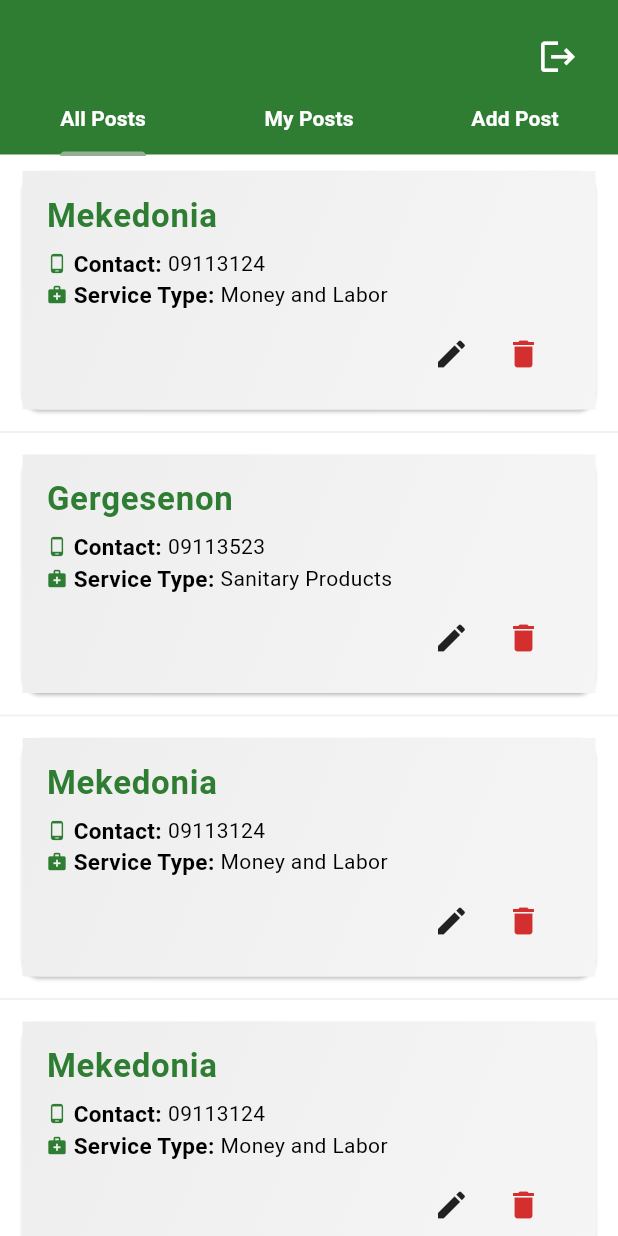
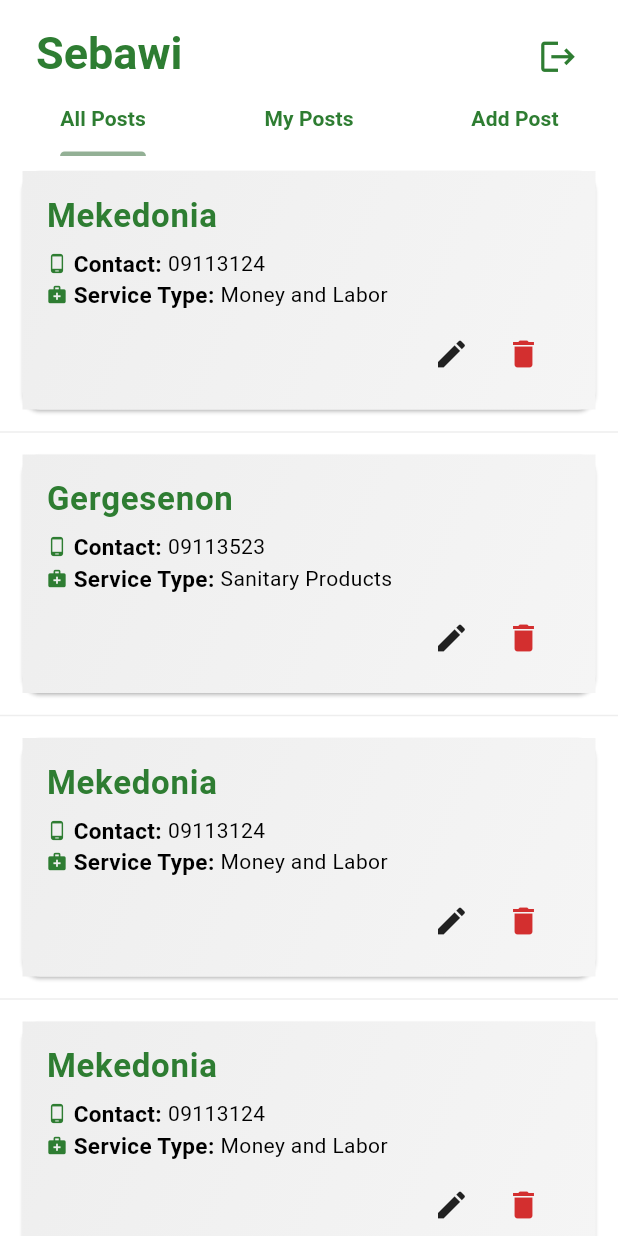
Before and after one commit to Ruhamayohannes/Flutter-2024-Proj-Riverpod, a Flutter app: the AgencyHomePage screen opened by its route, on a phone screen of 412 x 824 dp. Run offline on Flutter 3.47's test engine with Material 3 defaults, Android fonts, the light colour scheme and no system bars; our stand-ins replace flutter_riverpod, go_router.

Commit message:
Appbar fix

```diff
--- a/lib/main.dart
+++ b/lib/main.dart
@@ -152,8 +152,8 @@
           ),
         ),
         appBarTheme: AppBarTheme(
-          backgroundColor: Colors.green[800],
-          foregroundColor: Colors.white,
+          backgroundColor: const Color.fromARGB(255, 255, 255, 255),
+          foregroundColor:  Colors.green.shade800,
         ),
         textButtonTheme: TextButtonThemeData(
           style: TextButton.styleFrom(
--- a/lib/presentation/screens/agency_home.dart
+++ b/lib/presentation/screens/agency_home.dart
@@ -22,23 +22,29 @@
       child: Scaffold(
         appBar: AppBar(
           bottom: TabBar(
-            tabs: const [
+            tabs: [
               Tab(
                 child: Text(
                   "All Posts",
-                  style: TextStyle(fontWeight: FontWeight.bold),
+                  style: TextStyle(
+                      fontWeight: FontWeight.bold,
+                      color: Colors.green.shade800),
                 ),
               ),
               Tab(
                 child: Text(
                   "My Posts",
-                  style: TextStyle(fontWeight: FontWeight.bold),
+                  style: TextStyle(
+                      fontWeight: FontWeight.bold,
+                      color: Colors.green.shade800),
                 ),
               ),
               Tab(
                 child: Text(
                   "Add Post",
-                  style: TextStyle(fontWeight: FontWeight.bold),
+                  style: TextStyle(
+                      fontWeight: FontWeight.bold,
+                      color: Colors.green.shade800),
                 ),
               ),
             ],
```
